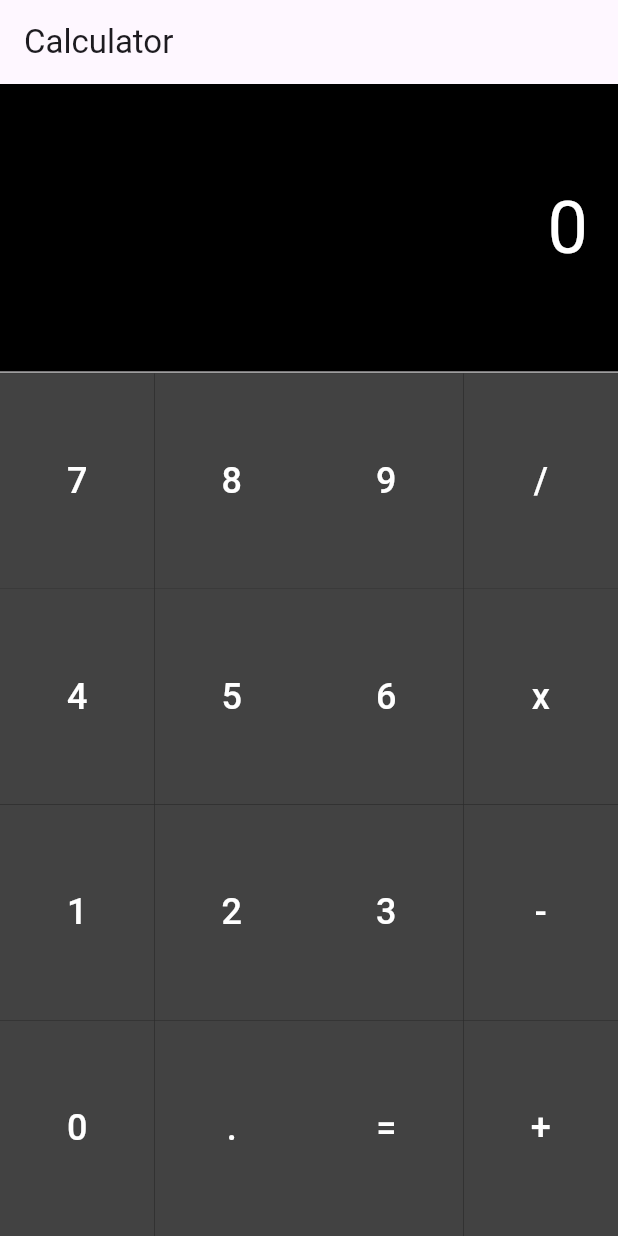
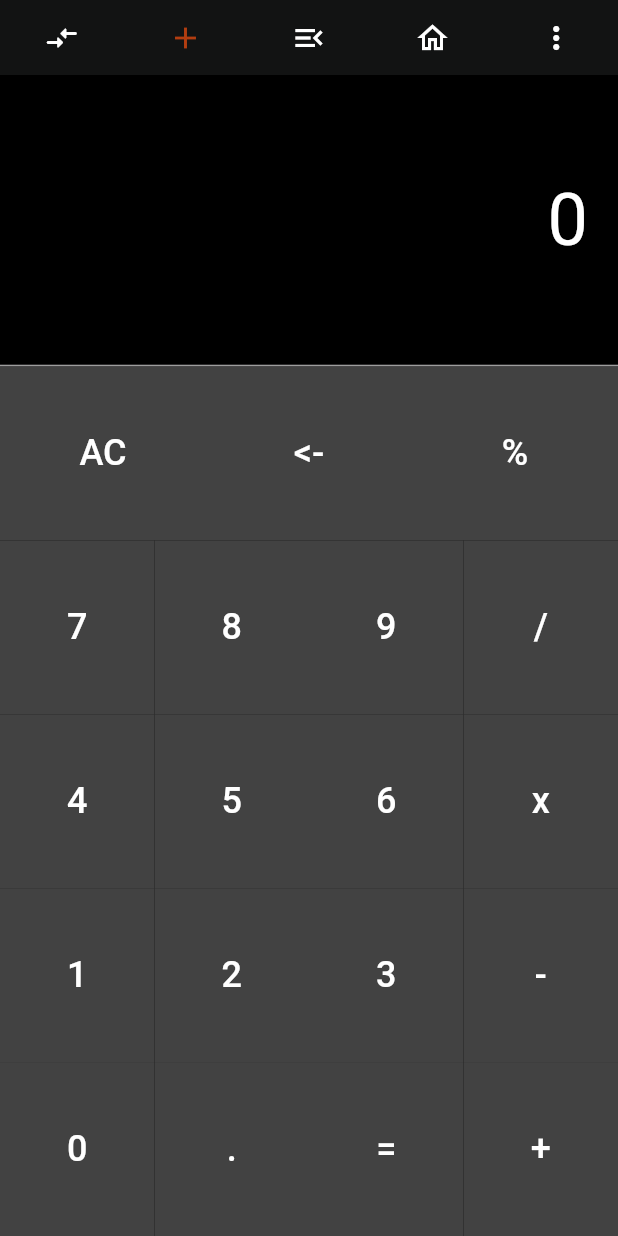
Before and after one commit to r-dossayev/test_projects_two, a Flutter app: the CalculatorScreen screen opened directly, on a phone screen of 412 x 824 dp. Run offline on Flutter 3.47's test engine with Material 2 defaults, Android fonts, the light colour scheme and no system bars; our stand-ins replace flutter_svg, math_expressions; missing offline and left inert: dart:js_interop.

Commit message:
finish project calculator app

```diff
--- /dev/null
+++ b/lib/calc/calc_button/calc_button.dart
@@ -0,0 +1,21 @@
+import 'package:flutter/material.dart';
+
+class CalculatorButton extends StatelessWidget {
+  final String label;
+  final Function onTap;
+  const CalculatorButton({super.key, required this.label, required this.onTap});
+
+  @override
+  Widget build(BuildContext context) {
+    return Container(
+      color: Colors.grey[800],
+      child: TextButton(
+        onPressed: ()=>onTap(label),
+        child: Text(
+          label,
+          style: TextStyle(fontSize: 24, color: Colors.white),
+        ),
+      ),
+    );
+  }
+}
--- a/lib/calc/main.dart
+++ b/lib/calc/main.dart
@@ -1,157 +1,87 @@
-// import 'package:flutter/material.dart';
-//
-// void main() => runApp(CalcApp());
-//
-// class CalcApp extends StatelessWidget {
-//   const CalcApp({super.key});
-//
-//   @override
-//   Widget build(BuildContext context) {
-//     return const MaterialApp(
-//       home: MainPage(),
-//     );
-//   }
-// }
-//
-// class MainPage extends StatefulWidget {
-//   const MainPage({super.key});
-//
-//   @override
-//   State<StatefulWidget> createState() {
-//     return _MainPageState();
-//   }
-// }
-//
-// class _MainPageState extends State<MainPage> {
-//   @override
-//   Widget build(BuildContext context) {
-//     return Scaffold(
-//       appBar: AppBar(
-//         title: Text("qw"),
-//       ),
-//       body: diver(),
-//     );
-//   }
-// }
-//
-// Widget diver() {
-//   return Column(
-//     children: [
-//       Container(
-//         height: 50,
-//         decoration: const BoxDecoration(
-//           color: Color(0xff121313),
-//         ),
-//         child: Row(
-//           mainAxisSize: MainAxisSize.max,
-//           mainAxisAlignment: MainAxisAlignment.spaceAround,
-//           children: [
-//             Icon(
-//               Icons.compare_arrows_rounded,
-//               color: Colors.white,
-//             ),
-//             Icon(
-//               Icons.add,
-//               color: Color(0xffb23d10),
-//             ),
-//             Icon(
-//               Icons.menu_open,
-//               color: Colors.white,
-//             ),
-//             Icon(
-//               Icons.home_outlined,
-//               color: Colors.white,
-//             ),
-//             Icon(
-//               Icons.more_vert,
-//               color: Colors.white,
-//             ),
-//           ],
-//         ),
-//       ),
-//       textable(),
-//       Divider(height: 0.3,),
-//       numbers(),
-//     ],
-//   );
-// }
-//
-// Widget textable() {
-//   return Container(
-//     height: 250,
-//     padding: EdgeInsets.fromLTRB(0, 200, 30, 0),
-//     width: double.infinity,
-//     decoration: const BoxDecoration(
-//       color: Color(0xff121313),
-//     ),
-//     child: Align(
-//       alignment: Alignment.centerRight,
-//       child: Text(
-//         "0",
-//         style: TextStyle(fontSize: 40, color: Color(0xfff7fdfd)),
-//
-//       ),
-//     ),
-//   );
-// }
-//
-// Widget numbers(){
-//   return Container(
-//     height: 400,
-//     decoration: BoxDecoration(color: Color(0xff121313)),
-//
-//     child: Row(
-//
-//       mainAxisAlignment: MainAxisAlignment.spaceAround,
-//       children: [
-//        Column(),
-//        Column(),
-//        Column(),
-//        Column(),
-//       ],
-//
-//     ),
-//
-//   );
-// }
+
+import 'dart:js_interop';
+
 import 'package:flutter/material.dart';
+import 'package:math_expressions/math_expressions.dart';
+
+import 'calc_button/calc_button.dart';
+import 'navbar/navbar.dart';
 
 void main() {
-  runApp(MyApp());
+  runApp(const MyApp());
 }
 
 class MyApp extends StatelessWidget {
+  const MyApp({super.key});
+
   @override
   Widget build(BuildContext context) {
-    return MaterialApp(
+    return const MaterialApp(
       home: CalculatorScreen(),
     );
   }
 }
 
-class CalculatorScreen extends StatelessWidget {
-  final List<List<String>> buttonLabels = [
-    ['7', '8', '9', '/'],
-    ['4', '5', '6', 'x'],
-    ['1', '2', '3', '-'],
-    ['0', '.', '=', '+'],
-  ];
+class CalculatorScreen extends StatefulWidget {
+
+   const CalculatorScreen({super.key});
+
+  @override
+    State<CalculatorScreen> createState() => _CalculatorScreenState();
+}
+
+
+class  _CalculatorScreenState extends State<CalculatorScreen>{
+  String calcValue = "0";
+
+  void setCalcValue (s)=> setState(() =>{if(calcValue == "0") calcValue = s else calcValue +=s } );
+  void deleteAll (s)=> setState(() => calcValue = "0");
+  void deleteSingle (s)=> setState(() => calcValue =  calcValue.substring(0, calcValue.length - 1));
+  void evaluateExpression(s) {
+    try {
+      String modifiedExpression = calcValue.replaceAll('x', '*'); // change 'x' to '*'
+      Parser parser = Parser();
+      Expression exp = parser.parse(modifiedExpression);
+      ContextModel contextModel = ContextModel();
+      double evalResult = exp.evaluate(EvaluationType.REAL, contextModel);
+      setState(() {
+        calcValue = evalResult.toString();
+      });
+    } catch (e) {
+      setState(() {
+        calcValue = 'Error';
+      });
+    }
+  }
+
 
   @override
   Widget build(BuildContext context) {
+
+    final List<List<Map>> buttonLabels2 = [
+      [{'value':'AC','method':deleteAll}, {'value':'<-', 'method':deleteSingle}, {'value':'%'},],
+      [{'value':'7'}, {'value':'8',}, {'value':'9'}, {'value':'/'},],
+      [{'value':'4'}, {'value':'5',}, {'value':'6'}, {'value':'x'},],
+      [{'value':'1'}, {'value':'2',}, {'value':'3'}, {'value':'-'},],
+      [{'value':'0'}, {'value':'.',}, {'value':'=', 'method':evaluateExpression}, {'value':'+'},],
+    ];
     return Scaffold(
-      appBar: AppBar(
-        title: Text('Calculator'),
-      ),
       body: Column(
         children: [
+          Container(
+            height: 50,
+            decoration: const BoxDecoration(
+              color: Color(0xff121313),
+            ),
+            child: Navbar(),
+          ),
           Expanded(
             child: Container(
               color: Colors.black,
               alignment: Alignment.centerRight,
               padding: EdgeInsets.all(20),
               child: Text(
-                '0',
+                calcValue,
                 style: TextStyle(fontSize: 48, color: Colors.white),
               ),
             ),
@@ -165,13 +95,13 @@ class CalculatorScreen extends StatelessWidget {
             child: Container(
               color: Colors.black,
               child: Column(
-                children: buttonLabels.map((row) {
+                children: buttonLabels2.map((row) {
                   return Expanded(
                     child: Row(
                       crossAxisAlignment: CrossAxisAlignment.stretch,
                       children: row.map((label) {
                         return Expanded(
-                          child: CalculatorButton(label: label),
+                          child: CalculatorButton(label: label['value'], onTap: label['method']??setCalcValue,),
                         );
                       }).toList(),
                     ),
@@ -184,24 +114,6 @@ class CalculatorScreen extends StatelessWidget {
       ),
     );
   }
+
+
 }
-
-class CalculatorButton extends StatelessWidget {
-  final String label;
-
-  const CalculatorButton({super.key, required this.label});
-
-  @override
-  Widget build(BuildContext context) {
-    return Container(
-      color: Colors.grey[800],
-      child: TextButton(
-        onPressed: () {},
-        child: Text(
-          label,
-          style: TextStyle(fontSize: 24, color: Colors.white),
-        ),
-      ),
-    );
-  }
-}
--- /dev/null
+++ b/lib/calc/navbar/navbar.dart
@@ -0,0 +1,36 @@
+import 'package:flutter/material.dart';
+
+
+
+class Navbar extends StatelessWidget{
+
+  @override
+  Widget build(BuildContext context){
+    return Row(
+      mainAxisSize: MainAxisSize.max,
+      mainAxisAlignment: MainAxisAlignment.spaceAround,
+      children: [
+        Icon(
+          Icons.compare_arrows_rounded,
+          color: Colors.white,
+        ),
+        Icon(
+          Icons.add,
+          color: Color(0xffb23d10),
+        ),
+        Icon(
+          Icons.menu_open,
+          color: Colors.white,
+        ),
+        Icon(
+          Icons.home_outlined,
+          color: Colors.white,
+        ),
+        Icon(
+          Icons.more_vert,
+          color: Colors.white,
+        ),
+      ],
+    );
+  }
+}
--- a/lib/main.dart
+++ b/lib/main.dart
@@ -22,7 +22,6 @@ class MyApp extends StatelessWidget {
 
 class MyHomePage extends StatefulWidget {
   const MyHomePage({super.key});
-
 
   @override
   State<MyHomePage> createState() => _MyHomePageState();
--- a/pubspec.yaml
+++ b/pubspec.yaml
@@ -31,6 +31,7 @@ dependencies:
   flutter:
     sdk: flutter
   flutter_svg: ^2.0.7
+  math_expressions: ^2.4.0
 
   # The following adds the Cupertino Icons font to your application.
   # Use with the CupertinoIcons class for iOS style icons.
```
Also changed, not shown: pubspec.lock.
